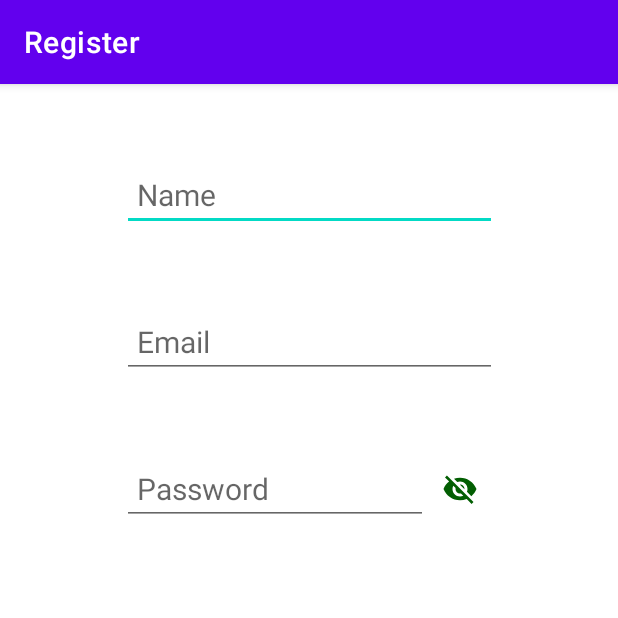
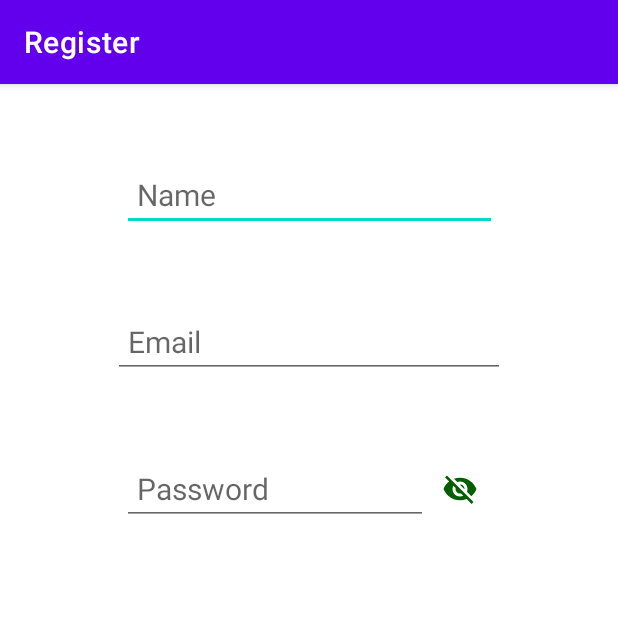
Before and after one commit to jmgccp4eva/Password_Manager, an Android app: the screen it shows after launch (Registration), after a tap on "Register", on a phone screen of 412 x 824 dp, the top half of it. Run offline under Robolectric (Android 15) with nearby library versions, the phone set to English and light mode, and no system bars; our stand-ins replace Firebase (no records; nobody signed in at launch, a user with empty details on screens opened directly).

Commit message:
Registration allows to send Firebase email for verification
Registration should be done now

```diff
--- a/app/build.gradle
+++ b/app/build.gradle
@@ -40,4 +40,5 @@ dependencies {
     testImplementation 'junit:junit:4.13.2'
     androidTestImplementation 'androidx.test.ext:junit:1.1.3'
     androidTestImplementation 'androidx.test.espresso:espresso-core:3.4.0'
+    implementation 'com.google.firebase:firebase-bom:30.2.0'
 }
--- a/app/src/main/AndroidManifest.xml
+++ b/app/src/main/AndroidManifest.xml
@@ -11,7 +11,7 @@
         android:dataExtractionRules="@xml/data_extraction_rules"
         android:fullBackupContent="@xml/backup_rules"
         android:icon="@mipmap/ic_launcher"
-        android:label="@string/app_name"
+        android:label="@string/passMan"
         android:roundIcon="@mipmap/ic_launcher_round"
         android:supportsRtl="true"
         android:theme="@style/Theme.Password_Manager"
@@ -26,7 +26,7 @@
             android:exported="true">
             <intent-filter>
                 <action android:name="android.intent.action.MAIN" />
-
+                <category android:name="android.intent.category.DEFAULT" />
                 <category android:name="android.intent.category.LAUNCHER" />
             </intent-filter>
         </activity>
--- a/app/src/main/java/com/iceberg/password_manager/SignIn.java
+++ b/app/src/main/java/com/iceberg/password_manager/SignIn.java
@@ -5,10 +5,12 @@ import androidx.appcompat.app.AppCompatActivity;
 import android.annotation.SuppressLint;
 import android.content.Intent;
 import android.os.Bundle;
+import android.provider.Settings;
 import android.text.method.HideReturnsTransformationMethod;
 import android.text.method.PasswordTransformationMethod;
 import android.view.MotionEvent;
 import android.view.View;
+import android.view.WindowManager;
 import android.widget.Button;
 import android.widget.EditText;
 import android.widget.Toast;
@@ -37,7 +39,7 @@ public class SignIn extends AppCompatActivity implements View.OnClickListener, V
     private boolean approved = false;
     private static final String PKFN = "infor.pem";
 
-    @SuppressLint("ClickableViewAccessibility")
+    @SuppressLint({"ClickableViewAccessibility", "HardwareIds"})
     @Override
     protected void onCreate(Bundle savedInstanceState) {
         super.onCreate(savedInstanceState);
@@ -52,6 +54,9 @@ public class SignIn extends AppCompatActivity implements View.OnClickListener, V
         btnSI = findViewById(R.id.btnSignIn);
         btnReg = findViewById(R.id.btnSIReg);
         btnFP = findViewById(R.id.btnFP);
+
+        getWindow().setSoftInputMode(WindowManager.LayoutParams.SOFT_INPUT_STATE_HIDDEN);
+        android_id = Settings.Secure.getString(getApplicationContext().getContentResolver(), Settings.Secure.ANDROID_ID);
 
         btnSI.setOnClickListener(this);
         btnFP.setOnClickListener(this);
@@ -73,6 +78,7 @@ public class SignIn extends AppCompatActivity implements View.OnClickListener, V
                 break;
             case R.id.btnSIReg:
                 Intent intent = new Intent(SignIn.this, Registration.class);
+                intent.putExtra("android_id",android_id);
                 startActivity(intent);
                 break;
         }
--- a/app/src/main/res/layout/activity_registration.xml
+++ b/app/src/main/res/layout/activity_registration.xml
@@ -19,22 +19,26 @@
         app:layout_constraintEnd_toEndOf="parent"
         app:layout_constraintStart_toStartOf="parent"
         app:layout_constraintTop_toTopOf="parent"
-        tools:ignore="RtlSymmetry" />
+        tools:ignore="RtlSymmetry"
+        android:autofillHints="" />
 
     <EditText
         android:id="@+id/etRegEmail"
-        android:layout_width="250dp"
+        android:layout_width="match_parent"
         android:layout_height="wrap_content"
+        android:layout_marginStart="75dp"
         android:layout_marginTop="50dp"
+        android:layout_marginEnd="75dp"
+        android:hint="@string/email"
+        android:inputType="textEmailAddress"
+        android:paddingStart="10sp"
+        android:textColor="@color/green"
         android:textSize="20sp"
-        android:hint="@string/email"
-        android:textColor="@color/green"
-        android:paddingStart="10sp"
-        android:inputType="textEmailAddress"
         app:layout_constraintEnd_toEndOf="parent"
         app:layout_constraintStart_toStartOf="parent"
         app:layout_constraintTop_toBottomOf="@+id/etRegName"
-        tools:ignore="RtlSymmetry" />
+        tools:ignore="RtlSymmetry"
+        android:autofillHints="" />
 
     <EditText
         android:id="@+id/etRegPass"
@@ -49,7 +53,8 @@
         app:layout_constraintEnd_toEndOf="parent"
         app:layout_constraintStart_toStartOf="parent"
         app:layout_constraintTop_toBottomOf="@id/etRegEmail"
-        tools:ignore="RtlSymmetry" />
+        tools:ignore="RtlSymmetry"
+        android:autofillHints="" />
 
     <EditText
         android:id="@+id/etRegConfPass"
@@ -64,7 +69,8 @@
         app:layout_constraintEnd_toEndOf="parent"
         app:layout_constraintStart_toStartOf="parent"
         app:layout_constraintTop_toBottomOf="@id/etRegPass"
-        tools:ignore="RtlSymmetry" />
+        tools:ignore="RtlSymmetry"
+        android:autofillHints="" />
 
     <Button
         android:id="@+id/btnRegister"
@@ -86,7 +92,8 @@
         android:src="@drawable/ic_baseline_visibility_off_24"
         app:layout_constraintBottom_toBottomOf="@+id/etRegPass"
         app:layout_constraintEnd_toEndOf="@+id/etRegPass"
-        app:layout_constraintTop_toTopOf="@+id/etRegPass" />
+        app:layout_constraintTop_toTopOf="@+id/etRegPass"
+        android:contentDescription="@string/password_visible_or_not" />
 
     <ImageButton
         android:id="@+id/ibConfPasswordVis"
@@ -96,6 +103,31 @@
         android:src="@drawable/ic_baseline_visibility_off_24"
         app:layout_constraintBottom_toBottomOf="@+id/etRegConfPass"
         app:layout_constraintEnd_toEndOf="@+id/etRegConfPass"
-        app:layout_constraintTop_toTopOf="@+id/etRegConfPass" />
+        app:layout_constraintTop_toTopOf="@+id/etRegConfPass"
+        android:contentDescription="@string/confirm_password_visible_or_not" />
+
+    <TextView
+        android:id="@+id/tvEmailSent"
+        android:layout_width="match_parent"
+        android:layout_height="wrap_content"
+        android:layout_marginStart="75dp"
+        android:layout_marginEnd="75dp"
+        android:text="@string/emailSent"
+        android:textSize="20sp"
+        android:textColor="@color/green"
+        android:textAlignment="center"
+        app:layout_constraintBottom_toBottomOf="parent"
+        app:layout_constraintEnd_toEndOf="parent"
+        app:layout_constraintStart_toStartOf="parent"
+        app:layout_constraintTop_toTopOf="parent" />
+
+    <ProgressBar
+        android:id="@+id/pbRegBtnPressed"
+        android:layout_width="wrap_content"
+        android:layout_height="wrap_content"
+        app:layout_constraintBottom_toBottomOf="parent"
+        app:layout_constraintEnd_toEndOf="parent"
+        app:layout_constraintStart_toStartOf="parent"
+        app:layout_constraintTop_toTopOf="parent" />
 
 </androidx.constraintlayout.widget.ConstraintLayout>
--- a/app/src/main/res/values/strings.xml
+++ b/app/src/main/res/values/strings.xml
@@ -1,5 +1,5 @@
 <resources>
-    <string name="app_name">Password_Manager</string>
+    <string name="app_name">Password Manager</string>
     <string name="forgotPassword">Forgot Password</string>
     <string name="email">Email</string>
     <string name="password">Password</string>
@@ -7,4 +7,8 @@
     <string name="register">Register</string>
     <string name="confPass">Confirm Password</string>
     <string name="name">Name</string>
+    <string name="emailSent">Please check your email to verify your email address.</string>
+    <string name="passMan">Password Manager</string>
+    <string name="password_visible_or_not">Password Visible or not</string>
+    <string name="confirm_password_visible_or_not">Confirm Password Visible or not</string>
 </resources>
```
Also changed, not shown: app/src/main/java/com/iceberg/password_manager/Registration.java (+215 -2 lines).
